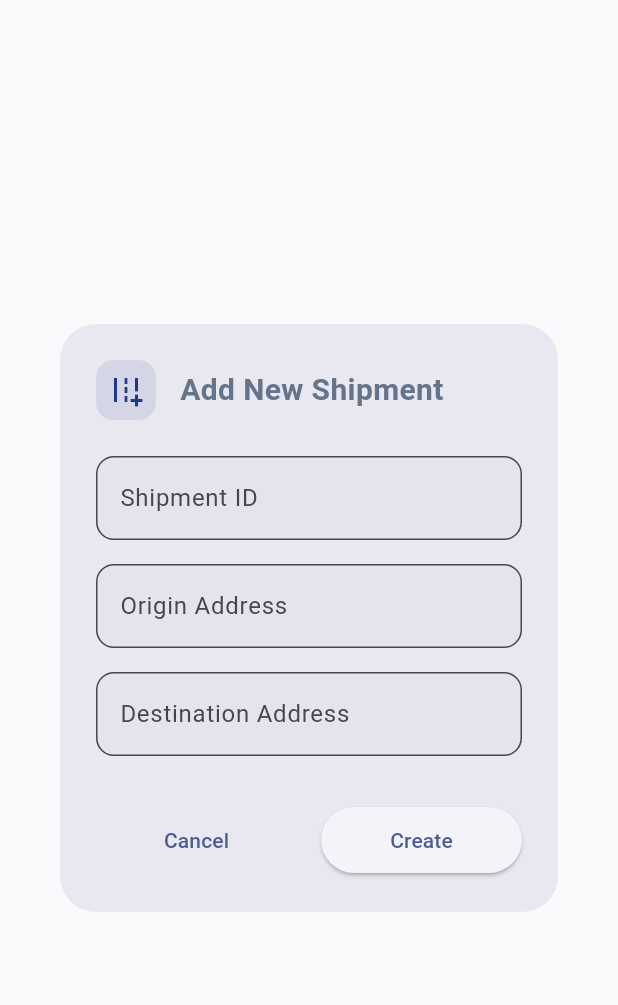
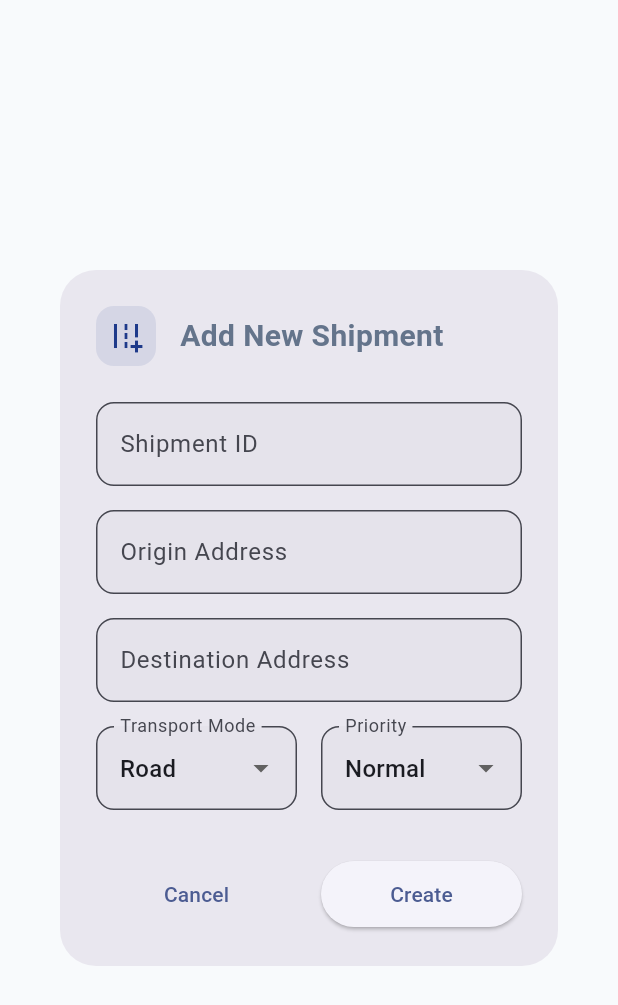
Before and after one commit to Ragavendra0604/Smart-Supply-Chain-Management, a Flutter app: the AddShipmentDialog widget shown alone on an empty page, opened directly, on a phone screen of 412 x 824 dp. Shown: the top 1005 px of the screen. Run offline on Flutter 3.47's test engine with Material 3 defaults, Android fonts, the phone set to English and light mode, and no system bars; our stand-ins replace cloud_firestore, firebase_auth, firebase_core, google_maps_flutter, shared_preferences; missing offline and left inert: tutorial_coach_mark; accounts and stored records are empty; network calls fail.

Commit message:
Hardening AI Logistics Intelligence: Deterministic Heuristics, Multi-modal Support, and Real-time Transparency

```diff
--- a/frontend/lib/controllers/dashboard_controller.dart
+++ b/frontend/lib/controllers/dashboard_controller.dart
@@ -193,6 +193,8 @@ class DashboardController extends ChangeNotifier {
     required String shipmentId,
     required String origin,
     required String destination,
+    String mode = 'ROAD',
+    String priority = 'NORMAL',
   }) async {
     errorMessage = null;
     successMessage = null;
@@ -203,10 +205,12 @@ class DashboardController extends ChangeNotifier {
         shipmentId: shipmentId,
         origin: origin,
         destination: destination,
+        mode: mode,
+        priority: priority,
       );
-      successMessage = 'Shipment $shipmentId created successfully.';
+      successMessage = 'Shipment $shipmentId created successfully ($mode).';
       _apiService.logToServer(
-          'INFO', 'Manual shipment created', {'shipmentId': shipmentId});
+          'INFO', 'Manual shipment created', {'shipmentId': shipmentId, 'mode': mode});
       await refreshShipments();
       selectShipment(shipmentId);
     } catch (e) {
--- a/frontend/lib/modules/details/details_screen.dart
+++ b/frontend/lib/modules/details/details_screen.dart
@@ -100,7 +100,7 @@ class _DetailHeader extends StatelessWidget {
                     crossAxisAlignment: CrossAxisAlignment.start,
                     children: [
                       Text(shipment.shipmentId, style: const TextStyle(color: Colors.white, fontSize: 20, fontWeight: FontWeight.bold)),
-                      Text('Last updated: ${DateTime.now().hour}:${DateTime.now().minute}', style: const TextStyle(color: Colors.white70)),
+                      Text('Last updated: ${shipment.updatedAt != null ? "${shipment.updatedAt!.hour.toString().padLeft(2, '0')}:${shipment.updatedAt!.minute.toString().padLeft(2, '0')}" : "Just now"}', style: const TextStyle(color: Colors.white70)),
                     ],
                   ),
                 ),
--- a/frontend/lib/services/api_service.dart
+++ b/frontend/lib/services/api_service.dart
@@ -205,6 +205,8 @@ class ApiService {
     required String shipmentId,
     required String origin,
     required String destination,
+    String mode = 'ROAD',
+    String priority = 'NORMAL',
   }) async {
     final uri = Uri.parse('${AppConfig.apiBaseUrl}/create-shipment');
     final response = await _client.post(
@@ -214,6 +216,8 @@ class ApiService {
         'shipment_id': shipmentId,
         'origin': origin,
         'destination': destination,
+        'mode': mode,
+        'priority': priority,
       }),
     );
 
--- a/frontend/lib/widgets/add_shipment_dialog.dart
+++ b/frontend/lib/widgets/add_shipment_dialog.dart
@@ -17,6 +17,9 @@ class _AddShipmentDialogState extends State<AddShipmentDialog> {
   final _destController = TextEditingController();
   bool _isSubmitting = false;
 
+  String _selectedMode = 'ROAD';
+  String _selectedPriority = 'NORMAL';
+
   @override
   void dispose() {
     _idController.dispose();
@@ -34,6 +37,8 @@ class _AddShipmentDialogState extends State<AddShipmentDialog> {
             shipmentId: _idController.text.trim(),
             origin: _originController.text.trim(),
             destination: _destController.text.trim(),
+            mode: _selectedMode,
+            priority: _selectedPriority,
           );
       if (mounted) Navigator.pop(context);
     } catch (e) {
@@ -47,10 +52,12 @@ class _AddShipmentDialogState extends State<AddShipmentDialog> {
   Widget build(BuildContext context) {
     return Dialog(
       shape: RoundedRectangleBorder(borderRadius: BorderRadius.circular(24)),
-      child: Padding(
+      child: Container(
+        constraints: const BoxConstraints(maxWidth: 500),
         padding: const EdgeInsets.all(24.0),
         child: Form(
           key: _formKey,
+          child: SingleChildScrollView(
             child: Column(
               mainAxisSize: MainAxisSize.min,
               crossAxisAlignment: CrossAxisAlignment.stretch,
@@ -63,7 +70,8 @@ class _AddShipmentDialogState extends State<AddShipmentDialog> {
                         color: AppTheme.primary.withValues(alpha: 0.1),
                         borderRadius: BorderRadius.circular(12),
                       ),
-                    child: const Icon(Icons.add_road, color: AppTheme.primary),
+                      child:
+                          const Icon(Icons.add_road, color: AppTheme.primary),
                     ),
                     const SizedBox(width: 16),
                     const Text(
@@ -85,23 +93,59 @@ class _AddShipmentDialogState extends State<AddShipmentDialog> {
                 const SizedBox(height: 16),
                 TextFormField(
                   controller: _originController,
-                decoration: _inputDecoration('Origin Address', 'e.g. Mumbai, India'),
+                  decoration:
+                      _inputDecoration('Origin Address', 'e.g. Mumbai, India'),
                   validator: (v) =>
                       (v == null || v.isEmpty) ? 'Required' : null,
                 ),
                 const SizedBox(height: 16),
                 TextFormField(
                   controller: _destController,
-                decoration: _inputDecoration('Destination Address', 'e.g. Delhi, India'),
+                  decoration: _inputDecoration(
+                      'Destination Address', 'e.g. Delhi, India'),
                   validator: (v) =>
                       (v == null || v.isEmpty) ? 'Required' : null,
+                ),
+                const SizedBox(height: 16),
+                Row(
+                  children: [
+                    Expanded(
+                      child: DropdownButtonFormField<String>(
+                        value: _selectedMode,
+                        decoration: _inputDecoration('Transport Mode', ''),
+                        items: const [
+                          DropdownMenuItem(value: 'ROAD', child: Text('Road')),
+                          DropdownMenuItem(value: 'AIR', child: Text('Air')),
+                          DropdownMenuItem(value: 'SEA', child: Text('Sea')),
+                        ],
+                        onChanged: (v) => setState(() => _selectedMode = v!),
+                      ),
+                    ),
+                    const SizedBox(width: 16),
+                    Expanded(
+                      child: DropdownButtonFormField<String>(
+                        value: _selectedPriority,
+                        decoration: _inputDecoration('Priority', ''),
+                        items: const [
+                          DropdownMenuItem(
+                              value: 'NORMAL', child: Text('Normal')),
+                          DropdownMenuItem(value: 'HIGH', child: Text('High')),
+                          DropdownMenuItem(
+                              value: 'URGENT', child: Text('Urgent')),
+                        ],
+                        onChanged: (v) =>
+                            setState(() => _selectedPriority = v!),
+                      ),
+                    ),
+                  ],
                 ),
                 const SizedBox(height: 32),
                 Row(
                   children: [
                     Expanded(
                       child: TextButton(
-                      onPressed: _isSubmitting ? null : () => Navigator.pop(context),
+                        onPressed:
+                            _isSubmitting ? null : () => Navigator.pop(context),
                         child: const Text('Cancel'),
                       ),
                     ),
@@ -130,6 +174,7 @@ class _AddShipmentDialogState extends State<AddShipmentDialog> {
             ),
           ),
         ),
+      ),
     );
   }
 
```
Also changed, not shown: frontend/lib/core/utils/location_utils.dart (+14 -4 lines), frontend/lib/models/shipment.dart (+45 -13 lines), frontend/lib/modules/optimization/optimization_screen.dart (+41 -23 lines), frontend/lib/widgets/ai_insight_card.dart (+41 -9 lines), 12 other files. Lines whose indentation alone changed are shown as unchanged.
